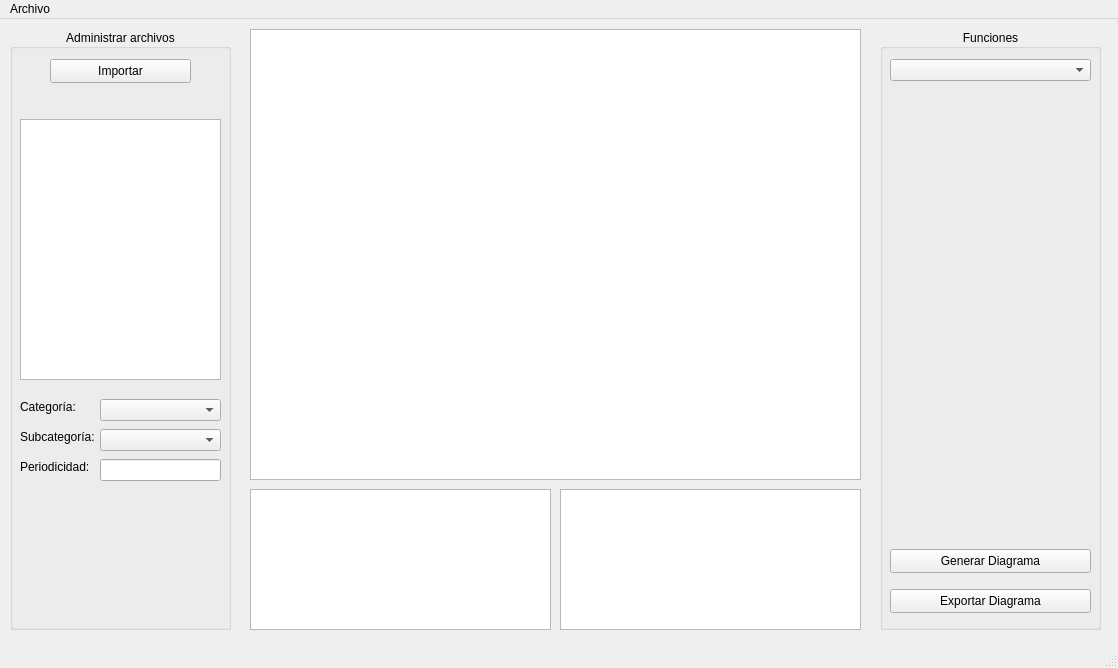
Before: the Qt Designer form ppcc/mainwindow.ui in ErnestoVivas/Multiconsult-ppcc, drawn with Qt 5.
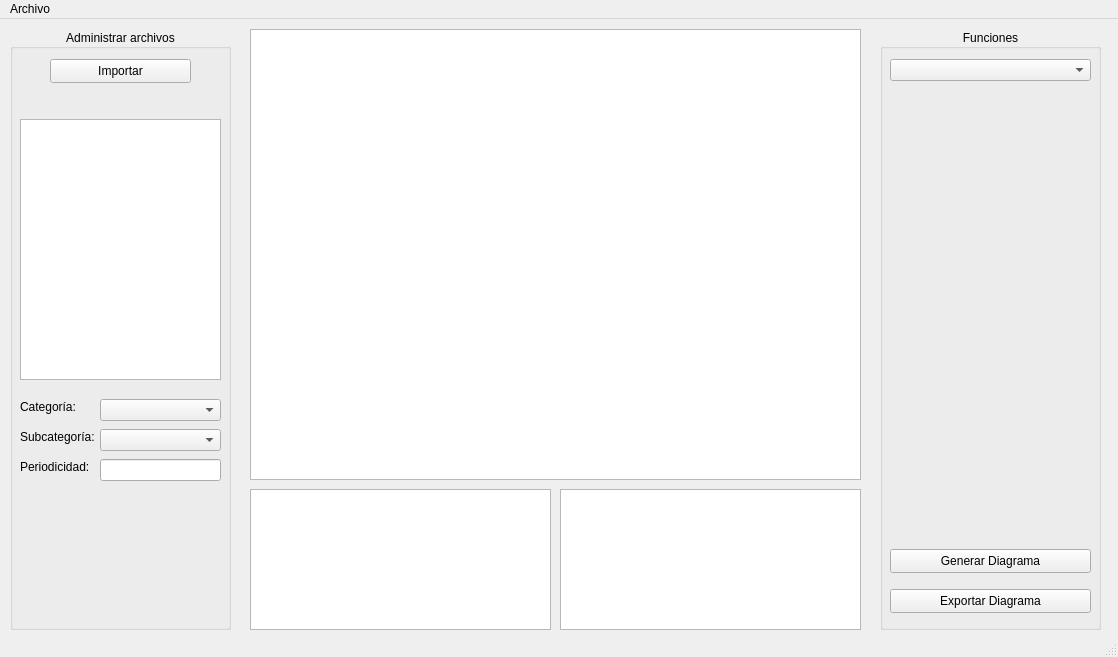
After: the same form once the commit is applied. Custom widgets are drawn as their Qt base class.

Patch:
```diff
--- a/ppcc/mainwindow.ui
+++ b/ppcc/mainwindow.ui
@@ -7,7 +7,7 @@
     <x>0</x>
     <y>0</y>
     <width>1118</width>
-    <height>668</height>
+    <height>657</height>
    </rect>
   </property>
   <property name="windowTitle">
```
Left out of the diff: 8 changed lines with no effect on the pictures.
